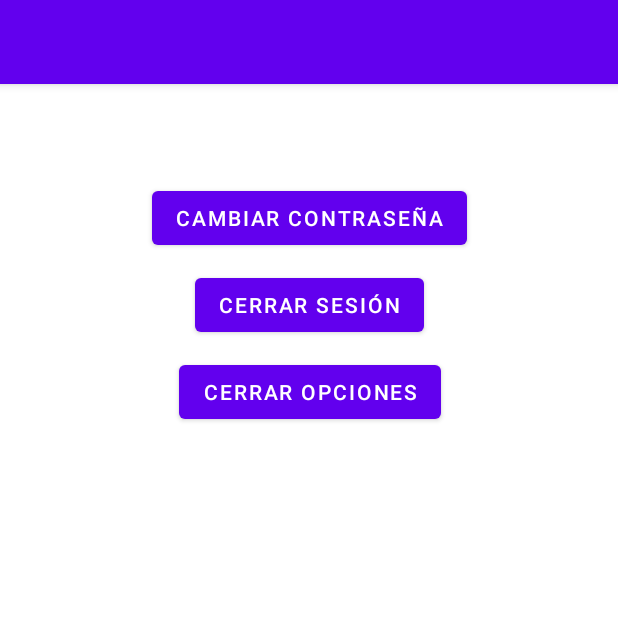
After one commit to controvane/TelefericoTuristico, an Android app: the fragment OptionsFragment shown on its own in the app's theme, on a phone screen of 412 x 824 dp, the top half of it. The commit adds this screen. Run offline under Robolectric (Android 15) with nearby library versions, the phone set to English and light mode, and no system bars; our stand-ins replace Volley; network calls fail.

Commit message:
fragmento de opciones agregado.

```diff
--- a/app/build.gradle
+++ b/app/build.gradle
@@ -43,6 +43,7 @@ dependencies {
     implementation fileTree(dir: 'libs', include: ['*.aar'])
     implementation "com.google.android.gms:play-services-location:19.0.1"
     implementation 'com.google.android.libraries.places:places:2.6.0'
+    implementation 'androidx.preference:preference:1.1.1'
     testImplementation 'junit:junit:4.13.2'
     androidTestImplementation 'androidx.test.ext:junit:1.1.3'
     androidTestImplementation 'androidx.test.espresso:espresso-core:3.4.0'
--- /dev/null
+++ b/app/src/main/java/com/univalle/javiermurguia/proyectotelefericoturistico2/Fragments/OptionsFragment.java
@@ -0,0 +1,73 @@
+package com.univalle.javiermurguia.proyectotelefericoturistico2.Fragments;
+
+import android.os.Bundle;
+
+import androidx.fragment.app.Fragment;
+import androidx.lifecycle.ViewModelProvider;
+
+import android.view.LayoutInflater;
+import android.view.View;
+import android.view.ViewGroup;
+import android.widget.Button;
+import android.widget.EditText;
+import android.widget.TextView;
+
+import com.univalle.javiermurguia.proyectotelefericoturistico2.Models.Marcador;
+import com.univalle.javiermurguia.proyectotelefericoturistico2.Models.MarkerViewModel;
+import com.univalle.javiermurguia.proyectotelefericoturistico2.Models.User;
+import com.univalle.javiermurguia.proyectotelefericoturistico2.Models.UserViewModel;
+import com.univalle.javiermurguia.proyectotelefericoturistico2.R;
+
+public class OptionsFragment extends Fragment {
+
+    private TextView textNombre;
+    private Button buttonCambiarPass, buttonCerrarSesion, buttonCerrarOpciones;
+    private UserViewModel userViewModel;
+    private User user;
+
+    public OptionsFragment() {
+        // Required empty public constructor
+    }
+
+    @Override
+    public void onCreate(Bundle savedInstanceState) {
+        super.onCreate(savedInstanceState);
+    }
+
+    private void initialize(View view){
+        this.textNombre = view.findViewById(R.id.textViewFragNombre);
+        this.buttonCambiarPass = view.findViewById(R.id.buttonFragCambiarPass);
+        this.buttonCerrarSesion = view.findViewById(R.id.buttonFragCerrarSesión);
+        this.buttonCerrarOpciones = view.findViewById(R.id.buttonFragCerrarOpciones);
+        this.buttonCerrarOpciones.setOnClickListener(viewCerrar -> cerrarFragment());
+        this.userViewModel = new ViewModelProvider(requireActivity()).get(UserViewModel.class);
+        this.userViewModel.getUser().observe(getViewLifecycleOwner(), user -> loadInfo(user));
+    }
+
+    public void loadInfo(User user){
+        this.user = user;
+        this.textNombre.setText(user.getUserName());
+        this.textNombre.setVisibility(View.VISIBLE);
+        this.buttonCambiarPass.setVisibility(View.VISIBLE);
+        this.buttonCerrarSesion.setVisibility(View.VISIBLE);
+        this.buttonCerrarOpciones.setVisibility(View.VISIBLE);
+    }
+
+    public void cerrarFragment(){
+        this.userViewModel.setUser(new User());
+        this.textNombre.setText("");
+        this.textNombre.setVisibility(View.INVISIBLE);
+        this.buttonCambiarPass.setVisibility(View.INVISIBLE);
+        this.buttonCerrarSesion.setVisibility(View.INVISIBLE);
+        this.buttonCerrarOpciones.setVisibility(View.INVISIBLE);
+    }
+
+    @Override
+    public View onCreateView(LayoutInflater inflater, ViewGroup container,
+                             Bundle savedInstanceState) {
+        // Inflate the layout for this fragment
+        View view = inflater.inflate(R.layout.fragment_options, container, false);
+        initialize(view);
+        return view;
+    }
+}
--- /dev/null
+++ b/app/src/main/java/com/univalle/javiermurguia/proyectotelefericoturistico2/Models/UserViewModel.java
@@ -0,0 +1,13 @@
+package com.univalle.javiermurguia.proyectotelefericoturistico2.Models;
+
+import androidx.lifecycle.LiveData;
+import androidx.lifecycle.MutableLiveData;
+import androidx.lifecycle.ViewModel;
+
+public class UserViewModel extends ViewModel {
+    private MutableLiveData<User> liveUser = new MutableLiveData<>();
+
+    public void setUser(User user){liveUser.setValue(user);}
+
+    public LiveData<User> getUser(){return liveUser;}
+}
--- a/app/src/main/res/layout/activity_maps.xml
+++ b/app/src/main/res/layout/activity_maps.xml
@@ -12,7 +12,7 @@
         android:name="com.google.android.gms.maps.SupportMapFragment"
         android:layout_width="match_parent"
         android:layout_height="0dp"
-        tools:context=".MapsActivity"
+        tools:context=".Activities.MapsActivity"
         tools:layout="@layout/activity_maps"
         android:layout_weight="1"/>
 
@@ -21,7 +21,7 @@
         android:name="com.univalle.javiermurguia.proyectotelefericoturistico2.Fragments.InfoFragment"
         android:layout_width="match_parent"
         android:layout_height="0dp"
-        tools:context=".MapsActivity"
+        tools:context=".Activities.MapsActivity"
         tools:layout="@layout/fragment_info"
         android:layout_weight="0"/>
 
--- /dev/null
+++ b/app/src/main/res/layout/fragment_options.xml
@@ -0,0 +1,48 @@
+<?xml version="1.0" encoding="utf-8"?>
+<androidx.constraintlayout.widget.ConstraintLayout xmlns:android="http://schemas.android.com/apk/res/android"
+    xmlns:app="http://schemas.android.com/apk/res-auto"
+    xmlns:tools="http://schemas.android.com/tools"
+    android:layout_width="match_parent"
+    android:layout_height="match_parent"
+    tools:context=".Fragments.OptionsFragment">
+
+    <TextView
+        android:id="@+id/textViewFragNombre"
+        android:layout_width="wrap_content"
+        android:layout_height="wrap_content"
+        android:layout_marginTop="10dp"
+        android:textSize="34sp"
+        app:layout_constraintEnd_toEndOf="parent"
+        app:layout_constraintStart_toStartOf="parent"
+        app:layout_constraintTop_toTopOf="parent" />
+
+    <Button
+        android:id="@+id/buttonFragCambiarPass"
+        android:layout_width="wrap_content"
+        android:layout_height="wrap_content"
+        android:layout_marginTop="10dp"
+        android:text="Cambiar Contraseña"
+        app:layout_constraintEnd_toEndOf="@+id/textViewFragNombre"
+        app:layout_constraintStart_toStartOf="@+id/textViewFragNombre"
+        app:layout_constraintTop_toBottomOf="@+id/textViewFragNombre" />
+
+    <Button
+        android:id="@+id/buttonFragCerrarSesión"
+        android:layout_width="wrap_content"
+        android:layout_height="wrap_content"
+        android:layout_marginTop="10dp"
+        android:text="Cerrar Sesión"
+        app:layout_constraintEnd_toEndOf="@+id/buttonFragCambiarPass"
+        app:layout_constraintStart_toStartOf="@+id/buttonFragCambiarPass"
+        app:layout_constraintTop_toBottomOf="@+id/buttonFragCambiarPass" />
+
+    <Button
+        android:id="@+id/buttonFragCerrarOpciones"
+        android:layout_width="wrap_content"
+        android:layout_height="wrap_content"
+        android:layout_marginTop="10dp"
+        android:text="Cerrar Opciones"
+        app:layout_constraintEnd_toEndOf="@+id/buttonFragCerrarSesión"
+        app:layout_constraintStart_toStartOf="@+id/buttonFragCerrarSesión"
+        app:layout_constraintTop_toBottomOf="@+id/buttonFragCerrarSesión" />
+</androidx.constraintlayout.widget.ConstraintLayout>
```
Also changed, not shown: app/src/main/java/com/univalle/javiermurguia/proyectotelefericoturistico2/Activities/LoginActivity.java (+14 -1 lines), app/src/main/java/com/univalle/javiermurguia/proyectotelefericoturistico2/Activities/MainActivity.java (+72 -9 lines), app/src/main/java/com/univalle/javiermurguia/proyectotelefericoturistico2/Fragments/SettingsFragment.java (added, +15 -0 lines), app/src/main/java/com/univalle/javiermurguia/proyectotelefericoturistico2/Models/User.java (added, +99 -0 lines), app/src/main/res/layout/activity_main.xml (+21 -1 lines), app/src/main/res/values/arrays.xml (added, +12 -0 lines), app/src/main/res/xml/root_preferences.xml (added, +12 -0 lines).
